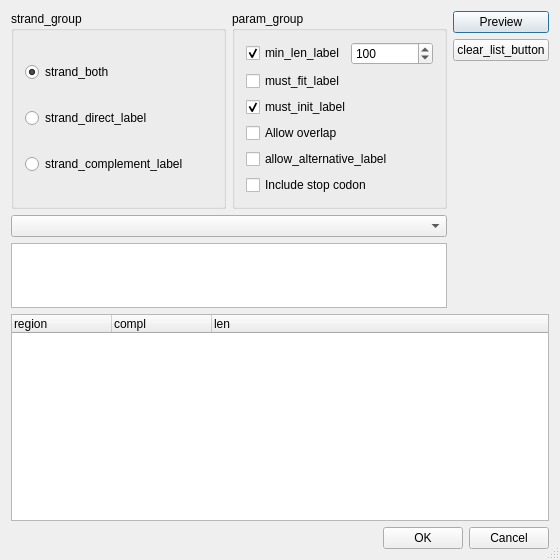
First picture: the form in src/plugins/orf_marker/src/ui/ORFDialogUI.ui, repository violethaze74/ugene, before the edit.
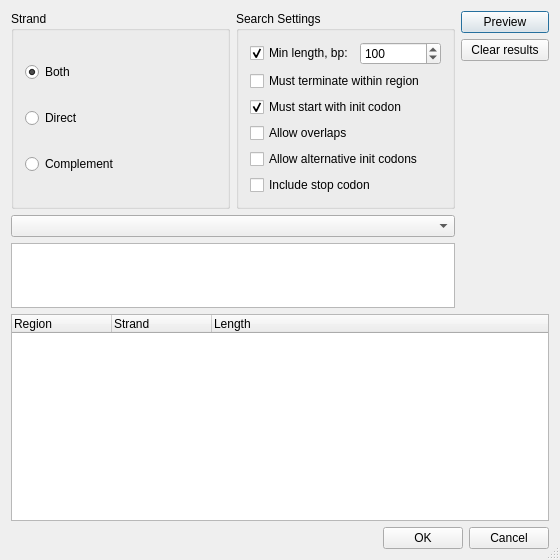
Second picture: the form after the edit.

```diff
--- a/src/plugins/orf_marker/src/ui/ORFDialogUI.ui
+++ b/src/plugins/orf_marker/src/ui/ORFDialogUI.ui
@@ -57,7 +57,7 @@
           </sizepolicy>
          </property>
          <property name="title">
-          <string>strand_group</string>
+          <string>Strand</string>
          </property>
          <layout class="QVBoxLayout" name="verticalLayout">
           <item>
@@ -69,7 +69,7 @@
              <string>strand_both_wit</string>
             </property>
             <property name="text">
-             <string>strand_both</string>
+             <string>Both</string>
             </property>
             <property name="checked">
              <bool>true</bool>
@@ -85,7 +85,7 @@
              <string>strand_direct_wit</string>
             </property>
             <property name="text">
-             <string>strand_direct_label</string>
+             <string>Direct</string>
             </property>
             <property name="shortcut">
              <string/>
@@ -104,7 +104,7 @@
              <string>strand_complement_wit</string>
             </property>
             <property name="text">
-             <string>strand_complement_label</string>
+             <string>Complement</string>
             </property>
             <property name="shortcut">
              <string/>
@@ -123,7 +123,7 @@
           </size>
          </property>
          <property name="title">
-          <string>param_group</string>
+          <string>Search Settings</string>
          </property>
          <layout class="QVBoxLayout" name="verticalLayout_3">
           <item>
@@ -137,7 +137,7 @@
                <string>min_len_tip</string>
               </property>
               <property name="text">
-               <string>min_len_label</string>
+               <string>Min length, bp:</string>
               </property>
               <property name="checked">
                <bool>true</bool>
@@ -186,7 +186,7 @@
              <string>must_fit_tip</string>
             </property>
             <property name="text">
-             <string>must_fit_label</string>
+             <string>Must terminate within region</string>
             </property>
            </widget>
           </item>
@@ -199,7 +199,7 @@
              <string>must_init_tip</string>
             </property>
             <property name="text">
-             <string>must_init_label</string>
+             <string>Must start with init codon</string>
             </property>
             <property name="checked">
              <bool>true</bool>
@@ -212,7 +212,7 @@
              <string>allow_overlap_tip</string>
             </property>
             <property name="text">
-             <string>Allow overlap</string>
+             <string>Allow overlaps</string>
             </property>
            </widget>
           </item>
@@ -234,7 +234,7 @@
              <string>allow_alt_tip</string>
             </property>
             <property name="text">
-             <string>allow_alternative_label</string>
+             <string>Allow alternative init codons</string>
             </property>
            </widget>
           </item>
@@ -299,7 +299,7 @@
           </sizepolicy>
          </property>
          <property name="text">
-          <string>clear_list_button</string>
+          <string>Clear results</string>
          </property>
          <property name="shortcut">
           <string/>
@@ -361,17 +361,17 @@
      </property>
      <column>
       <property name="text">
-       <string>region</string>
+       <string>Region</string>
       </property>
      </column>
      <column>
       <property name="text">
-       <string>compl</string>
+       <string>Strand</string>
       </property>
      </column>
      <column>
       <property name="text">
-       <string>len</string>
+       <string>Length</string>
       </property>
      </column>
     </widget>
```
Left out of the diff: 47 changed lines with no effect on the pictures.
